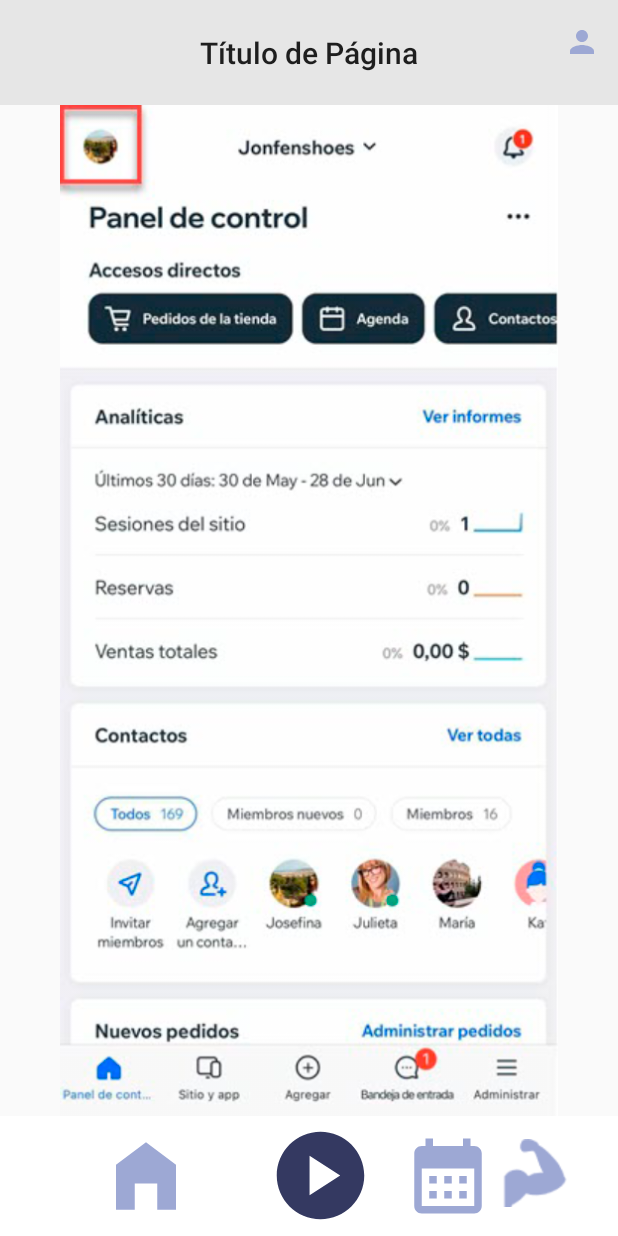
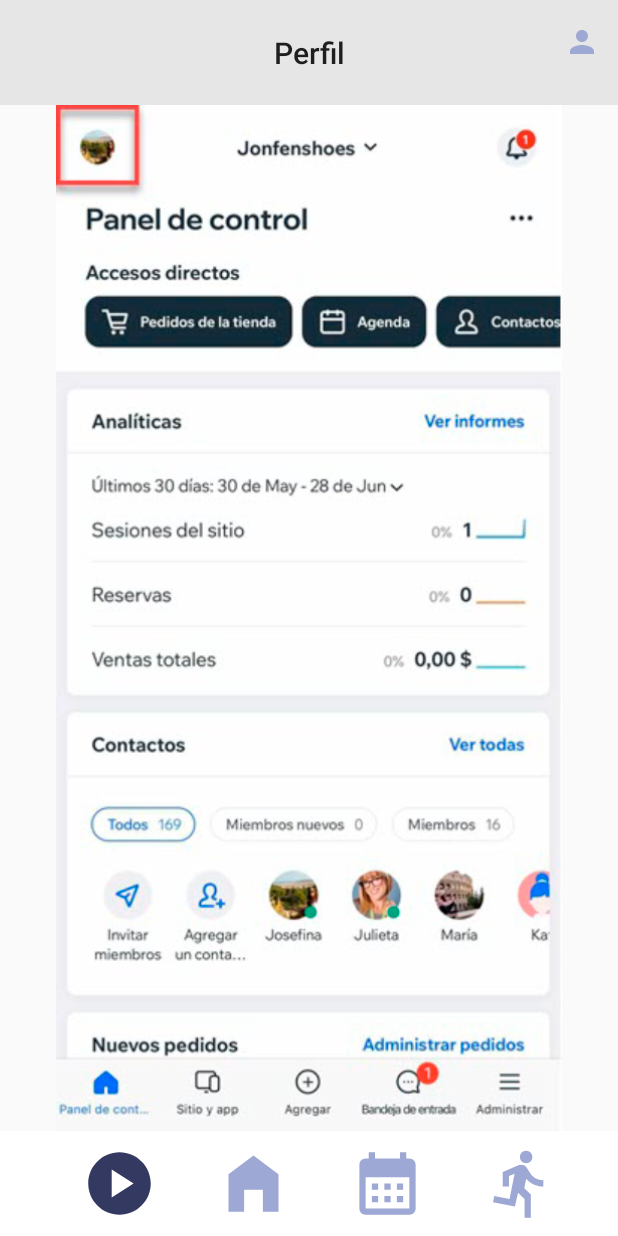
Before and after one commit to JorgeSLT/GymGrid, an Android app built with Jetpack Compose: the screen it shows after launch (MainActivity), after a tap on "Perfil", on a phone screen of 412 x 824 dp. Run offline under Robolectric (Android 15) with nearby library versions, the phone set to English and light mode, and no system bars.

Commit message:
Buttons redesign

```diff
--- a/app/src/main/java/com/example/gymgrid/MainActivity.kt
+++ b/app/src/main/java/com/example/gymgrid/MainActivity.kt
@@ -22,8 +22,8 @@ class MainActivity : AppCompatActivity() {
         setSupportActionBar(toolbar)
         supportActionBar?.setDisplayShowTitleEnabled(false)
 
-        // Configuración de la acción de los botones utilizando un método común
         setupButtonActions()
+        setupToolbarTitle()
     }
 
     private fun setupButtonActions() {
@@ -46,6 +46,23 @@ class MainActivity : AppCompatActivity() {
         }
     }
 
+    private fun setupToolbarTitle() {
+        val navController = findNavController(R.id.nav_host_fragment_content_main)
+
+        navController.addOnDestinationChangedListener { _, destination, _ ->
+            val title = when (destination.id) {
+                R.id.homeFragment -> "Inicio"
+                R.id.trainingFragment -> "Entrenamiento"
+                R.id.calendarFragment -> "Calendario"
+                R.id.routineFragment -> "Rutina"
+                R.id.profileFragment -> "Perfil"
+
+                else -> "Título de Página"
+            }
+            binding.toolbarTitle.text = title
+        }
+    }
+
     private fun navigateToFragment(actionId: Int) {
         findNavController(R.id.nav_host_fragment_content_main).navigate(actionId)
     }
--- /dev/null
+++ b/app/src/main/res/drawable/ic_routine.xml
@@ -0,0 +1,5 @@
+<vector xmlns:android="http://schemas.android.com/apk/res/android" android:autoMirrored="true" android:height="24dp" android:tint="#9DA8D4" android:viewportHeight="24" android:viewportWidth="24" android:width="24dp">
+
+    <path android:fillColor="@android:color/white" android:pathData="M13.49,5.48c1.1,0 2,-0.9 2,-2s-0.9,-2 -2,-2 -2,0.9 -2,2 0.9,2 2,2zM9.89,19.38l1,-4.4 2.1,2v6h2v-7.5l-2.1,-2 0.6,-3c1.3,1.5 3.3,2.5 5.5,2.5v-2c-1.9,0 -3.5,-1 -4.3,-2.4l-1,-1.6c-0.4,-0.6 -1,-1 -1.7,-1 -0.3,0 -0.5,0.1 -0.8,0.1l-5.2,2.2v4.7h2v-3.4l1.8,-0.7 -1.6,8.1 -4.9,-1 -0.4,2 7,1.4z"/>
+
+</vector>
--- a/app/src/main/res/layout/activity_main.xml
+++ b/app/src/main/res/layout/activity_main.xml
@@ -40,69 +40,66 @@
     <androidx.appcompat.widget.Toolbar
         android:id="@+id/mainBotToolbar"
         android:layout_width="match_parent"
-        android:layout_height="80dp"
+        android:layout_height="70dp"
         android:background="@color/white"
         android:theme="?attr/actionBarTheme">
-        <RelativeLayout
+
+        <LinearLayout
             android:layout_width="match_parent"
-            android:layout_height="match_parent">
+            android:layout_height="match_parent"
+            android:orientation="horizontal"
+            android:gravity="center">
 
-            <!-- Boton home -->
-            <RelativeLayout
-                android:layout_width="match_parent"
+            <View
+                android:layout_width="0dp"
                 android:layout_height="match_parent"
-                android:gravity="center_vertical"
-                android:layout_toStartOf="@id/startButton">
+                android:layout_weight="1"/>
 
-                <Button
-                    android:id="@+id/homeButton"
-                    android:layout_width="60dp"
-                    android:layout_height="60dp"
-                    android:layout_centerHorizontal="true"
-                    android:background="@drawable/ic_home"/>
-            </RelativeLayout>
-
-            <!-- Boton start -->
             <Button
                 android:id="@+id/startButton"
-                android:layout_width="70dp"
-                android:layout_height="70dp"
-                android:layout_centerHorizontal="true"
-                android:layout_centerVertical="true"
+                android:layout_width="50dp"
+                android:layout_height="50dp"
                 android:background="@drawable/ic_play_circle"/>
 
-            <!-- Botones calendar y rutinas -->
-            <RelativeLayout
-                android:layout_width="match_parent"
+            <View
+                android:layout_width="0dp"
                 android:layout_height="match_parent"
-                android:gravity="center_vertical"
-                android:layout_marginStart="20dp"
-                android:layout_toEndOf="@id/startButton">
+                android:layout_weight="1"/>
 
-                <!-- Boton calendar -->
-                <Button
-                    android:id="@+id/calendarButton"
-                    android:layout_width="60dp"
-                    android:layout_height="60dp"
-                    android:background="@drawable/ic_calendar"/>
+            <Button
+                android:id="@+id/homeButton"
+                android:layout_width="50dp"
+                android:layout_height="50dp"
+                android:background="@drawable/ic_home"/>
 
-                <!-- Boton rutina -->
-                <Button
-                    android:id="@+id/routineButton"
-                    android:layout_width="45dp"
-                    android:layout_height="45dp"
-                    android:layout_marginStart="5dp"
-                    android:layout_marginTop="5dp"
-                    android:layout_toEndOf="@id/calendarButton"
-                    android:background="@drawable/ic_routine"/>
-            </RelativeLayout>
+            <View
+                android:layout_width="0dp"
+                android:layout_height="match_parent"
+                android:layout_weight="1"/>
 
+            <Button
+                android:id="@+id/calendarButton"
+                android:layout_width="50dp"
+                android:layout_height="50dp"
+                android:background="@drawable/ic_calendar"/>
 
-        </RelativeLayout>
+            <View
+                android:layout_width="0dp"
+                android:layout_height="match_parent"
+                android:layout_weight="1"/>
 
+            <Button
+                android:id="@+id/routineButton"
+                android:layout_width="50dp"
+                android:layout_height="50dp"
+                android:background="@drawable/ic_routine"/>
+
+            <View
+                android:layout_width="0dp"
+                android:layout_height="match_parent"
+                android:layout_weight="1"/>
+        </LinearLayout>
     </androidx.appcompat.widget.Toolbar>
 
 
-
-
 </LinearLayout>
```
Also changed, not shown: app/src/main/res/drawable/ic_routine.png (deleted).
